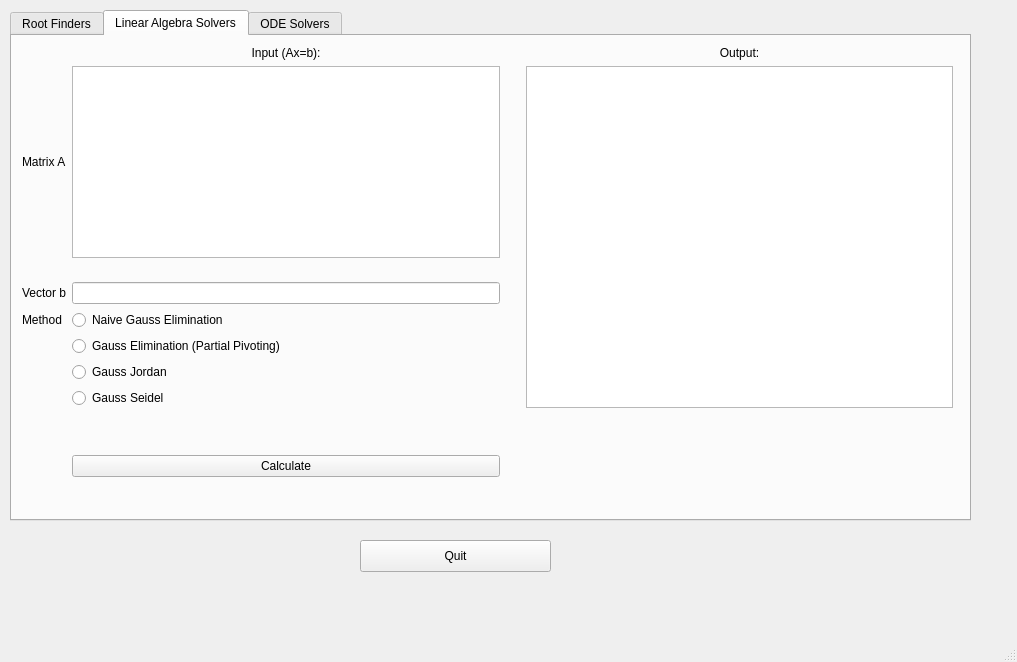
The window that testUI.ui (HaoZeke/pyQtNumSim) describes before a commit, drawn with Qt 5.
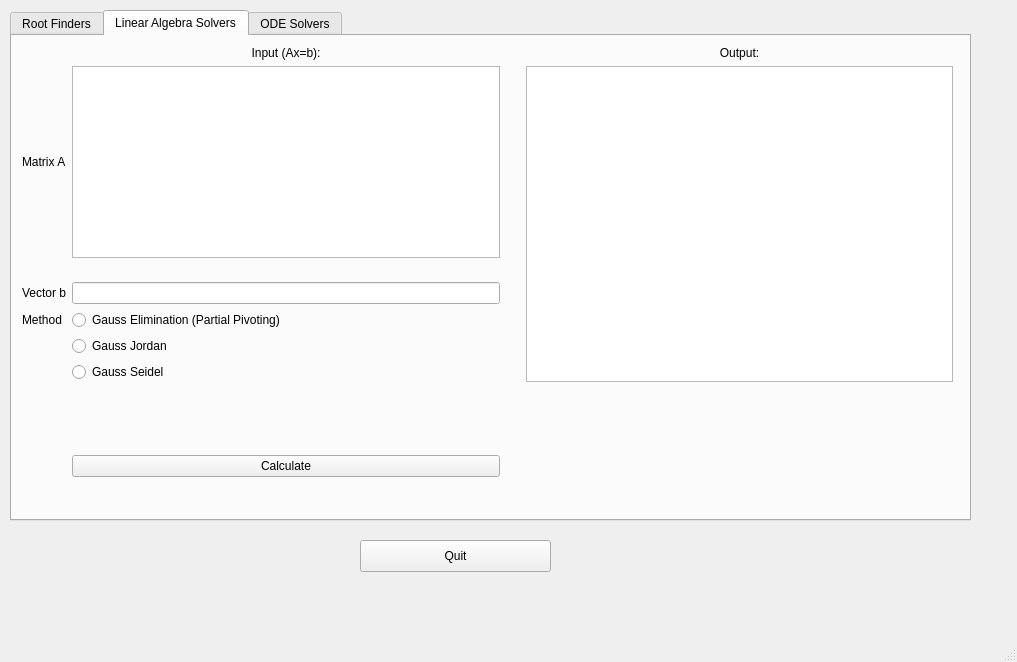
The same window after the commit. The open tabs and pages were chosen to show the change.

Commit message: ui,readme: Remove Naive Gauss from UI

Diff of the .ui file:
```diff
--- a/testUI.ui
+++ b/testUI.ui
@@ -274,20 +274,13 @@
        </rect>
       </property>
       <layout class="QGridLayout" name="gridLayout_2">
-       <item row="9" column="1">
+       <item row="8" column="1">
         <widget class="QRadioButton" name="inpGS">
          <property name="text">
           <string>Gauss Seidel</string>
          </property>
         </widget>
        </item>
-       <item row="6" column="1">
-        <widget class="QRadioButton" name="inpGE">
-         <property name="text">
-          <string>Naive Gauss Elimination</string>
-         </property>
-        </widget>
-       </item>
        <item row="1" column="2">
         <spacer name="verticalSpacer_2">
          <property name="orientation">
@@ -308,13 +301,6 @@
          </property>
         </widget>
        </item>
-       <item row="7" column="1">
-        <widget class="QRadioButton" name="radioButton">
-         <property name="text">
-          <string>Gauss Elimination (Partial Pivoting)</string>
-         </property>
-        </widget>
-       </item>
        <item row="1" column="1">
         <widget class="QPlainTextEdit" name="inpTextLA">
          <property name="toolTip">
@@ -332,14 +318,14 @@
          </property>
         </widget>
        </item>
-       <item row="8" column="1">
+       <item row="7" column="1">
         <widget class="QRadioButton" name="inpGJ">
          <property name="text">
           <string>Gauss Jordan</string>
          </property>
         </widget>
        </item>
-       <item row="1" column="4" rowspan="9">
+       <item row="1" column="4" rowspan="8">
         <widget class="QTextBrowser" name="outTextLA"/>
        </item>
        <item row="5" column="0">
@@ -363,6 +349,19 @@
          </property>
         </widget>
        </item>
+       <item row="9" column="0">
+        <spacer name="verticalSpacer_4">
+         <property name="orientation">
+          <enum>Qt::Vertical</enum>
+         </property>
+         <property name="sizeHint" stdset="0">
+          <size>
+           <width>20</width>
+           <height>40</height>
+          </size>
+         </property>
+        </spacer>
+       </item>
        <item row="1" column="0">
         <widget class="QLabel" name="label_20">
          <property name="toolTip">
@@ -383,18 +382,12 @@
          </property>
         </widget>
        </item>
-       <item row="10" column="0">
-        <spacer name="verticalSpacer_4">
-         <property name="orientation">
-          <enum>Qt::Vertical</enum>
+       <item row="6" column="1">
+        <widget class="QRadioButton" name="radioButton">
+         <property name="text">
+          <string>Gauss Elimination (Partial Pivoting)</string>
          </property>
-         <property name="sizeHint" stdset="0">
-          <size>
-           <width>20</width>
-           <height>40</height>
-          </size>
-         </property>
-        </spacer>
+        </widget>
        </item>
       </layout>
      </widget>
```
Left out of the diff: 4 changed lines with no effect on the pictures. The commit also changes 1 other file.
